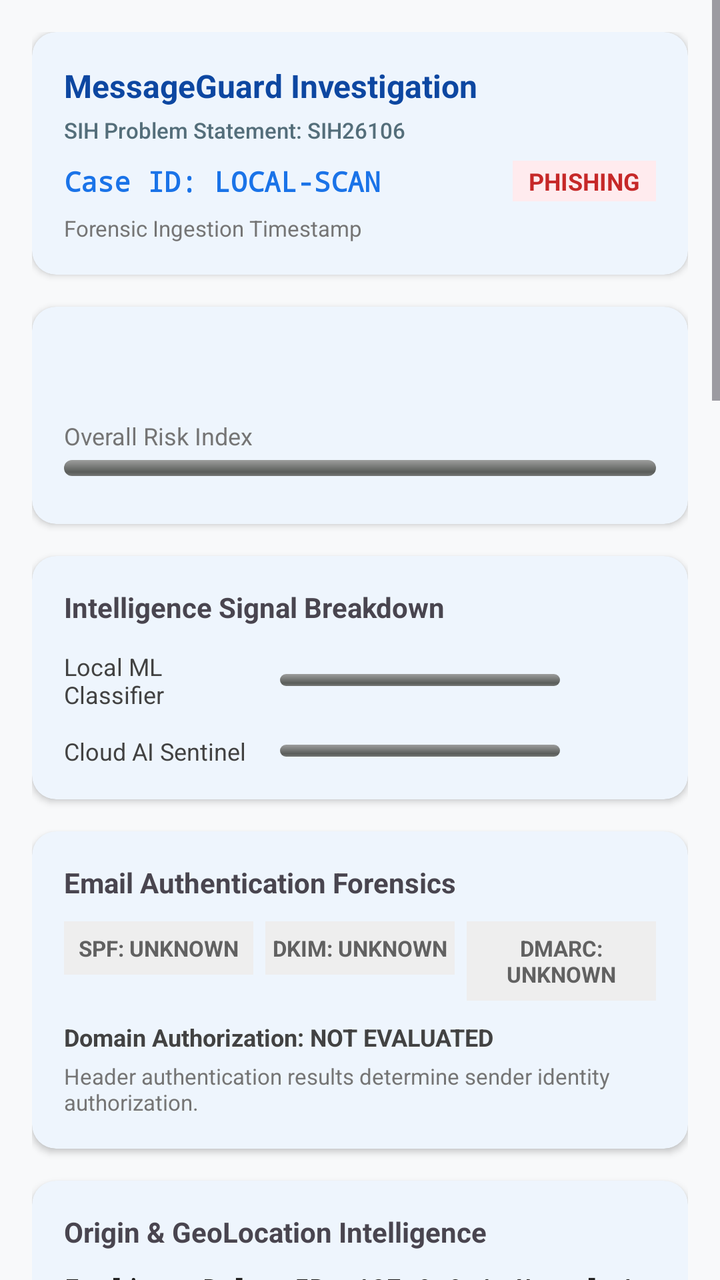
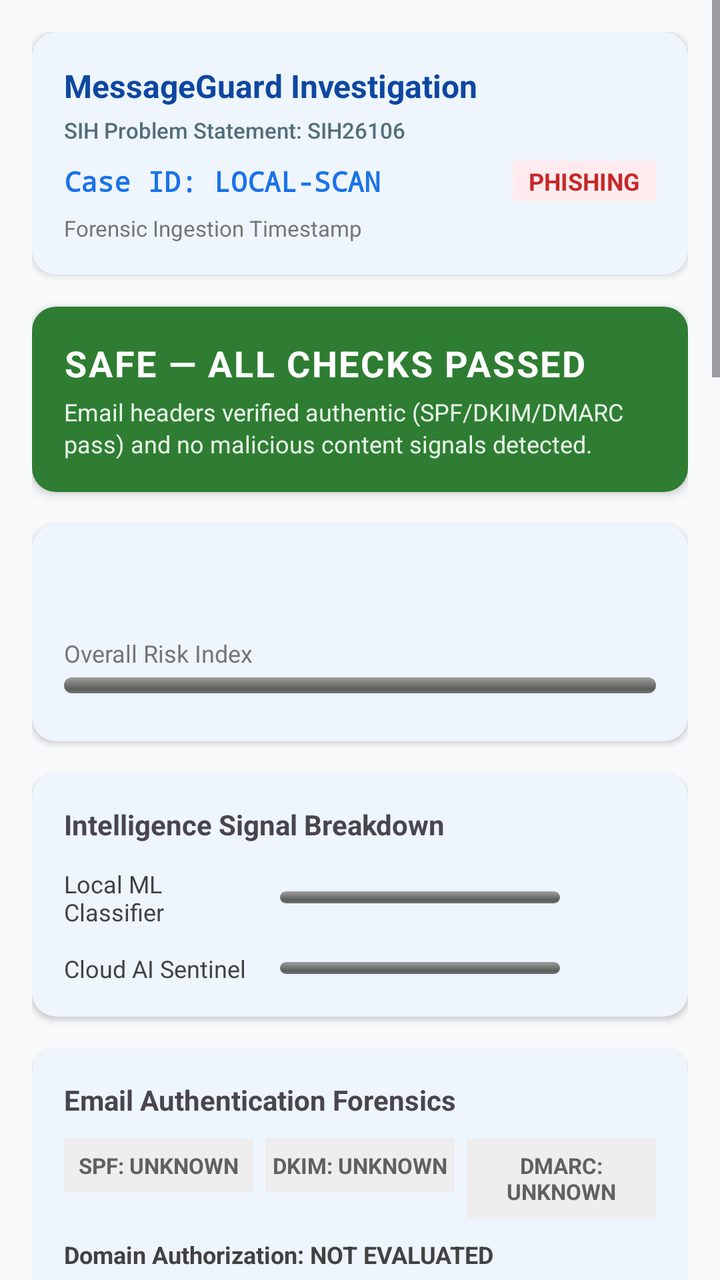

The first picture is an Android layout as it rendered before a commit; the second is the same layout after the commit. The layout source and the unified diff follow.
<!-- AndroidManifest.xml: application theme Theme.MessageGuard -->
<!-- res/layout/activity_detail.xml -->
<?xml version="1.0" encoding="utf-8"?>
<ScrollView xmlns:android="http://schemas.android.com/apk/res/android"
    xmlns:app="http://schemas.android.com/apk/res-auto"
    android:layout_width="match_parent"
    android:layout_height="match_parent"
    android:background="#f8f9fa">

    <LinearLayout
        android:layout_width="match_parent"
        android:layout_height="wrap_content"
        android:orientation="vertical"
        android:padding="16dp">

        
        <com.google.android.material.card.MaterialCardView
            android:id="@+id/card_case_header"
            android:layout_width="match_parent"
            android:layout_height="wrap_content"
            android:layout_marginBottom="16dp"
            app:cardCornerRadius="12dp"
            app:cardElevation="2dp"
            app:strokeWidth="0dp">

            <LinearLayout
                android:layout_width="match_parent"
                android:layout_height="wrap_content"
                android:orientation="vertical"
                android:padding="16dp">

                <TextView
                    android:layout_width="wrap_content"
                    android:layout_height="wrap_content"
                    android:text="MessageGuard Investigation"
                    android:textSize="16sp"
                    android:textStyle="bold"
                    android:textColor="#0D47A1"
                    android:layout_marginBottom="4dp"/>

                <TextView
                    android:layout_width="wrap_content"
                    android:layout_height="wrap_content"
                    android:text="SIH Problem Statement: SIH26106"
                    android:textSize="11sp"
                    android:fontFamily="sans-serif-medium"
                    android:textColor="#546E7A"
                    android:layout_marginBottom="8dp"/>

                <LinearLayout
                    android:layout_width="match_parent"
                    android:layout_height="wrap_content"
                    android:orientation="horizontal"
                    android:gravity="center_vertical"
                    android:layout_marginBottom="6dp">

                    <TextView
                        android:id="@+id/tv_detail_case_id"
                        android:layout_width="0dp"
                        android:layout_height="wrap_content"
                        android:layout_weight="1"
                        android:text="Case ID: LOCAL-SCAN"
                        android:textSize="14sp"
                        android:fontFamily="monospace"
                        android:textStyle="bold"
                        android:textColor="#1A73E8"/>

                    <TextView
                        android:id="@+id/tv_detail_category"
                        android:layout_width="wrap_content"
                        android:layout_height="wrap_content"
                        android:text="PHISHING"
                        android:textSize="12sp"
                        android:textStyle="bold"
                        android:paddingHorizontal="8dp"
                        android:paddingVertical="2dp"
                        android:background="#FFEBEE"
                        android:textColor="#C62828"/>
                </LinearLayout>

                <TextView
                    android:id="@+id/tv_detail_timestamp_header"
                    android:layout_width="wrap_content"
                    android:layout_height="wrap_content"
                    android:text="Forensic Ingestion Timestamp"
                    android:textSize="11sp"
                    android:textColor="#757575"/>
            </LinearLayout>
        </com.google.android.material.card.MaterialCardView>

        
        <com.google.android.material.card.MaterialCardView
            android:layout_width="match_parent"
            android:layout_height="wrap_content"
            android:layout_marginBottom="16dp"
            app:cardCornerRadius="12dp"
            app:cardElevation="2dp"
            app:strokeWidth="0dp">

            <LinearLayout
                android:layout_width="match_parent"
                android:layout_height="wrap_content"
                android:orientation="vertical"
                android:padding="16dp">

                <TextView
                    android:id="@+id/tv_detail_verdict"
                    android:layout_width="wrap_content"
                    android:layout_height="wrap_content"
                    android:textSize="24sp"
                    android:textStyle="bold"
                    android:layout_marginBottom="8dp"/>

                <TextView
                    android:layout_width="wrap_content"
                    android:layout_height="wrap_content"
                    android:text="Overall Risk Index"
                    android:textSize="12sp"
                    android:textColor="#757575"
                    android:layout_marginBottom="4dp"/>

                <ProgressBar
                    android:id="@+id/progress_detail_risk"
                    style="@android:style/Widget.ProgressBar.Horizontal"
                    android:layout_width="match_parent"
                    android:layout_height="8dp"
                    android:max="100"
                    android:layout_marginBottom="8dp"/>
            </LinearLayout>
        </com.google.android.material.card.MaterialCardView>

        
        <com.google.android.material.card.MaterialCardView
            android:layout_width="match_parent"
            android:layout_height="wrap_content"
            android:layout_marginBottom="16dp"
            app:cardCornerRadius="12dp"
            app:cardElevation="2dp"
            app:strokeWidth="0dp">

            <LinearLayout
                android:layout_width="match_parent"
                android:layout_height="wrap_content"
                android:orientation="vertical"
                android:padding="16dp">

                <TextView
                    android:layout_width="wrap_content"
                    android:layout_height="wrap_content"
                    android:text="Intelligence Signal Breakdown"
                    android:textSize="14sp"
                    android:textStyle="bold"
                    android:layout_marginBottom="12dp"/>

                
                <LinearLayout
                    android:layout_width="match_parent"
                    android:layout_height="wrap_content"
                    android:orientation="horizontal"
                    android:gravity="center_vertical"
                    android:layout_marginBottom="12dp">

                    <TextView
                        android:layout_width="100dp"
                        android:layout_height="wrap_content"
                        android:text="Local ML Classifier"
                        android:textSize="12sp"
                        android:textColor="#424242"/>

                    <ProgressBar
                        android:id="@+id/progress_detail_ml"
                        style="@android:style/Widget.ProgressBar.Horizontal"
                        android:layout_width="0dp"
                        android:layout_height="6dp"
                        android:layout_weight="1"
                        android:max="100"
                        android:layout_marginHorizontal="8dp"/>

                    <TextView
                        android:id="@+id/tv_detail_ml_score"
                        android:layout_width="40dp"
                        android:layout_height="wrap_content"
                        android:textSize="12sp"
                        android:textStyle="bold"
                        android:gravity="end"/>
                </LinearLayout>

                
                <LinearLayout
                    android:layout_width="match_parent"
                    android:layout_height="wrap_content"
                    android:orientation="horizontal"
                    android:gravity="center_vertical">

                    <TextView
                        android:layout_width="100dp"
                        android:layout_height="wrap_content"
                        android:text="Cloud AI Sentinel"
                        android:textSize="12sp"
                        android:textColor="#424242"/>

                    <ProgressBar
                        android:id="@+id/progress_detail_ai"
                        style="@android:style/Widget.ProgressBar.Horizontal"
                        android:layout_width="0dp"
                        android:layout_height="6dp"
                        android:layout_weight="1"
                        android:max="100"
                        android:layout_marginHorizontal="8dp"/>

                    <TextView
                        android:id="@+id/tv_detail_ai_score"
                        android:layout_width="40dp"
                        android:layout_height="wrap_content"
                        android:textSize="12sp"
                        android:textStyle="bold"
                        android:gravity="end"/>
                </LinearLayout>
            </LinearLayout>
        </com.google.android.material.card.MaterialCardView>

        
        <com.google.android.material.card.MaterialCardView
            android:id="@+id/card_authentication"
            android:layout_width="match_parent"
            android:layout_height="wrap_content"
            android:layout_marginBottom="16dp"
            app:cardCornerRadius="12dp"
            app:cardElevation="2dp"
            app:strokeWidth="0dp">

            <LinearLayout
                android:layout_width="match_parent"
                android:layout_height="wrap_content"
                android:orientation="vertical"
                android:padding="16dp">

                <TextView
                    android:layout_width="wrap_content"
                    android:layout_height="wrap_content"
                    android:text="Email Authentication Forensics"
                    android:textSize="14sp"
                    android:textStyle="bold"
                    android:layout_marginBottom="10dp"/>

                <LinearLayout
                    android:layout_width="match_parent"
                    android:layout_height="wrap_content"
                    android:orientation="horizontal"
                    android:layout_marginBottom="10dp">

                    <TextView
                        android:id="@+id/tv_auth_spf"
                        android:layout_width="0dp"
                        android:layout_height="wrap_content"
                        android:layout_weight="1"
                        android:gravity="center"
                        android:paddingVertical="6dp"
                        android:text="SPF: UNKNOWN"
                        android:textSize="11sp"
                        android:textStyle="bold"
                        android:background="#EEEEEE"
                        android:textColor="#616161"
                        android:layout_marginEnd="4dp"/>

                    <TextView
                        android:id="@+id/tv_auth_dkim"
                        android:layout_width="0dp"
                        android:layout_height="wrap_content"
                        android:layout_weight="1"
                        android:gravity="center"
                        android:paddingVertical="6dp"
                        android:text="DKIM: UNKNOWN"
                        android:textSize="11sp"
                        android:textStyle="bold"
                        android:background="#EEEEEE"
                        android:textColor="#616161"
                        android:layout_marginHorizontal="2dp"/>

                    <TextView
                        android:id="@+id/tv_auth_dmarc"
                        android:layout_width="0dp"
                        android:layout_height="wrap_content"
                        android:layout_weight="1"
                        android:gravity="center"
                        android:paddingVertical="6dp"
                        android:text="DMARC: UNKNOWN"
                        android:textSize="11sp"
                        android:textStyle="bold"
                        android:background="#EEEEEE"
                        android:textColor="#616161"
                        android:layout_marginStart="4dp"/>
                </LinearLayout>

                <TextView
                    android:id="@+id/tv_auth_domain_status"
                    android:layout_width="match_parent"
                    android:layout_height="wrap_content"
                    android:text="Domain Authorization: NOT EVALUATED"
                    android:textSize="12sp"
                    android:textStyle="bold"
                    android:textColor="#424242"
                    android:layout_marginBottom="4dp"/>

                <TextView
                    android:id="@+id/tv_auth_note"
                    android:layout_width="match_parent"
                    android:layout_height="wrap_content"
                    android:text="Header authentication results determine sender identity authorization."
                    android:textSize="11sp"
                    android:textColor="#757575"/>
            </LinearLayout>
        </com.google.android.material.card.MaterialCardView>

        
        <com.google.android.material.card.MaterialCardView
            android:id="@+id/card_origin_geo"
            android:layout_width="match_parent"
            android:layout_height="wrap_content"
            android:layout_marginBottom="16dp"
            app:cardCornerRadius="12dp"
            app:cardElevation="2dp"
            app:strokeWidth="0dp">

            <LinearLayout
                android:layout_width="match_parent"
                android:layout_height="wrap_content"
                android:orientation="vertical"
                android:padding="16dp">

                <TextView
                    android:layout_width="wrap_content"
                    android:layout_height="wrap_content"
                    android:text="Origin &amp; GeoLocation Intelligence"
                    android:textSize="14sp"
                    android:textStyle="bold"
                    android:layout_marginBottom="10dp"/>

                <TextView
                    android:id="@+id/tv_geo_ip"
                    android:layout_width="match_parent"
                    android:layout_height="wrap_content"
                    android:text="Earliest Relay IP: 127.0.0.1 (Local / Private)"
                    android:textSize="13sp"
                    android:fontFamily="monospace"
                    android:textStyle="bold"
                    android:textColor="#212121"
                    android:layout_marginBottom="4dp"/>

                <TextView
                    android:id="@+id/tv_geo_location"
                    android:layout_width="match_parent"
                    android:layout_height="wrap_content"
                    android:text="Location: Private / Internal Subnet"
                    android:textSize="12sp"
                    android:textColor="#424242"
                    android:layout_marginBottom="4dp"/>

                <TextView
                    android:id="@+id/tv_geo_isp"
                    android:layout_width="match_parent"
                    android:layout_height="wrap_content"
                    android:text="ISP / Autonomous System: Internal Routing"
                    android:textSize="12sp"
                    android:textColor="#424242"
                    android:layout_marginBottom="6dp"/>

                <TextView
                    android:id="@+id/tv_geo_classification"
                    android:layout_width="match_parent"
                    android:layout_height="wrap_content"
                    android:text="Classification: Direct Transit"
                    android:textSize="11sp"
                    android:textStyle="bold"
                    android:textColor="#D32F2F"
                    android:layout_marginBottom="4dp"/>

                <TextView
                    android:id="@+id/tv_geo_coordinates"
                    android:layout_width="match_parent"
                    android:layout_height="wrap_content"
                    android:text="Coordinates: Lat/Lon Unavailable"
                    android:textSize="11sp"
                    android:fontFamily="monospace"
                    android:textColor="#546E7A"
                    android:layout_marginBottom="10dp"/>

                
                <com.google.android.material.card.MaterialCardView
                    android:id="@+id/card_map_container"
                    android:layout_width="match_parent"
                    android:layout_height="220dp"
                    android:layout_marginBottom="10dp"
                    app:cardCornerRadius="8dp"
                    app:cardElevation="1dp"
                    app:strokeWidth="1dp"
                    app:strokeColor="#CFD8DC">

                    <FrameLayout
                        android:layout_width="match_parent"
                        android:layout_height="match_parent">

                        <WebView
                            android:id="@+id/webview_forensic_map"
                            android:layout_width="match_parent"
                            android:layout_height="match_parent" />

                        <TextView
                            android:id="@+id/tv_map_placeholder"
                            android:layout_width="match_parent"
                            android:layout_height="match_parent"
                            android:gravity="center"
                            android:background="#ECEFF1"
                            android:padding="16dp"
                            android:text="🌐 Non-Global / Internal IP\nMap visualization not available for private network hops."
                            android:textColor="#78909C"
                            android:textSize="12sp"
                            android:textStyle="bold"
                            android:visibility="gone" />
                    </FrameLayout>
                </com.google.android.material.card.MaterialCardView>

                
                <TextView
                    android:layout_width="wrap_content"
                    android:layout_height="wrap_content"
                    android:text="Observed Relay Sequence:"
                    android:textSize="11sp"
                    android:textStyle="bold"
                    android:textColor="#37474F"
                    android:layout_marginBottom="4dp"/>

                <TextView
                    android:id="@+id/tv_relay_sequence"
                    android:layout_width="match_parent"
                    android:layout_height="wrap_content"
                    android:fontFamily="monospace"
                    android:textSize="10sp"
                    android:background="#F5F5F5"
                    android:textColor="#37474F"
                    android:padding="8dp"
                    android:layout_marginBottom="8dp"
                    android:text="Hop 1: [Origin Unknown]" />

                <TextView
                    android:id="@+id/tv_geo_disclaimer"
                    android:layout_width="match_parent"
                    android:layout_height="wrap_content"
                    android:text="IMPORTANT: Location represents the approximate network infrastructure associated with the observed IP address. It does not establish the sender's exact physical location or identity."
                    android:textSize="10sp"
                    android:textColor="#78909C"/>
            </LinearLayout>
        </com.google.android.material.card.MaterialCardView>

        
        <com.google.android.material.card.MaterialCardView
            android:id="@+id/card_graph_campaign"
            android:layout_width="match_parent"
            android:layout_height="wrap_content"
            android:layout_marginBottom="16dp"
            app:cardCornerRadius="12dp"
            app:cardElevation="2dp"
            app:strokeWidth="0dp">

            <LinearLayout
                android:layout_width="match_parent"
                android:layout_height="wrap_content"
                android:orientation="vertical"
                android:padding="16dp">

                <TextView
                    android:layout_width="wrap_content"
                    android:layout_height="wrap_content"
                    android:text="Campaign &amp; Relationship Graph"
                    android:textSize="14sp"
                    android:textStyle="bold"
                    android:layout_marginBottom="8dp"/>

                <TextView
                    android:id="@+id/tv_detail_campaign_name"
                    android:layout_width="match_parent"
                    android:layout_height="wrap_content"
                    android:text="Campaign Cluster: Standalone / Unclustered"
                    android:textSize="12sp"
                    android:textStyle="bold"
                    android:textColor="#1565C0"
                    android:layout_marginBottom="8dp"/>

                <TextView
                    android:layout_width="wrap_content"
                    android:layout_height="wrap_content"
                    android:text="Entity Relationship Graph:"
                    android:textSize="11sp"
                    android:textStyle="bold"
                    android:textColor="#616161"
                    android:layout_marginBottom="4dp"/>

                <TextView
                    android:id="@+id/tv_detail_graph_tree"
                    android:layout_width="match_parent"
                    android:layout_height="wrap_content"
                    android:fontFamily="monospace"
                    android:textSize="11sp"
                    android:lineSpacingExtra="3dp"
                    android:background="#263238"
                    android:textColor="#ECEFF1"
                    android:padding="10dp"
                    android:layout_marginBottom="8dp"/>

                <TextView
                    android:id="@+id/tv_detail_graph_stats"
                    android:layout_width="match_parent"
                    android:layout_height="wrap_content"
                    android:text="Graph Topology: 1 Node (Self)"
                    android:textSize="11sp"
                    android:textColor="#757575"/>
            </LinearLayout>
        </com.google.android.material.card.MaterialCardView>

        
        <com.google.android.material.card.MaterialCardView
            android:layout_width="match_parent"
            android:layout_height="wrap_content"
            android:layout_marginBottom="16dp"
            app:cardCornerRadius="12dp"
            app:cardElevation="2dp"
            app:strokeWidth="0dp">

            <LinearLayout
                android:layout_width="match_parent"
                android:layout_height="wrap_content"
                android:orientation="vertical"
                android:padding="16dp">

                <TextView
                    android:layout_width="wrap_content"
                    android:layout_height="wrap_content"
                    android:text="Analyzed Message Snippet"
                    android:textSize="14sp"
                    android:textStyle="bold"
                    android:layout_marginBottom="8dp"/>

                <TextView
                    android:id="@+id/tv_detail_message_body"
                    android:layout_width="match_parent"
                    android:layout_height="wrap_content"
                    android:textSize="14sp"
                    android:lineSpacingExtra="4dp"
                    android:textColor="#212121"
                    android:background="#f5f5f5"
                    android:padding="12dp"
                    android:layout_marginBottom="12dp"/>

                
                <TextView
                    android:layout_width="wrap_content"
                    android:layout_height="wrap_content"
                    android:text="Explainability Highlight Legend:"
                    android:textSize="11sp"
                    android:textStyle="bold"
                    android:textColor="#616161"
                    android:layout_marginBottom="6dp"/>

                <LinearLayout
                    android:layout_width="match_parent"
                    android:layout_height="wrap_content"
                    android:orientation="horizontal"
                    android:layout_marginBottom="4dp">
                    
                    <View
                        android:layout_width="12dp"
                        android:layout_height="12dp"
                        android:background="#FFCDD2"
                        android:layout_gravity="center_vertical"
                        android:layout_marginEnd="6dp"/>
                    <TextView
                        android:layout_width="wrap_content"
                        android:layout_height="wrap_content"
                        android:text="Red: Danger Keywords / Shortener Links"
                        android:textSize="11sp"
                        android:textColor="#757575"/>
                </LinearLayout>

                <LinearLayout
                    android:layout_width="match_parent"
                    android:layout_height="wrap_content"
                    android:orientation="horizontal"
                    android:layout_marginBottom="4dp">
                    
                    <View
                        android:layout_width="12dp"
                        android:layout_height="12dp"
                        android:background="#FFF9C4"
                        android:layout_gravity="center_vertical"
                        android:layout_marginEnd="6dp"/>
                    <TextView
                        android:layout_width="wrap_content"
                        android:layout_height="wrap_content"
                        android:text="Yellow: Suspicious Patterns (URLs)"
                        android:textSize="11sp"
                        android:textColor="#757575"/>
                </LinearLayout>

                <LinearLayout
                    android:layout_width="match_parent"
                    android:layout_height="wrap_content"
                    android:orientation="horizontal">
                    
                    <View
                        android:layout_width="12dp"
                        android:layout_height="12dp"
                        android:background="#B2EBF2"
                        android:layout_gravity="center_vertical"
                        android:layout_marginEnd="6dp"/>
                    <TextView
                        android:layout_width="wrap_content"
                        android:layout_height="wrap_content"
                        android:text="Cyan: Model Vocabulary Match"
                        android:textSize="11sp"
                        android:textColor="#757575"/>
                </LinearLayout>
            </LinearLayout>
        </com.google.android.material.card.MaterialCardView>

        
        <com.google.android.material.card.MaterialCardView
            android:layout_width="match_parent"
            android:layout_height="wrap_content"
            android:layout_marginBottom="16dp"
            app:cardCornerRadius="12dp"
            app:cardElevation="2dp"
            app:strokeWidth="0dp">

            <LinearLayout
                android:layout_width="match_parent"
                android:layout_height="wrap_content"
                android:orientation="vertical"
                android:padding="16dp">

                <TextView
                    android:layout_width="wrap_content"
                    android:layout_height="wrap_content"
                    android:text="Forensic Summary"
                    android:textSize="14sp"
                    android:textStyle="bold"
                    android:layout_marginBottom="8dp"/>

                <TextView
                    android:id="@+id/tv_detail_summary"
                    android:layout_width="match_parent"
                    android:layout_height="wrap_content"
                    android:textSize="13sp"
                    android:textColor="#333333"
                    android:layout_marginBottom="16dp"/>

                <TextView
                    android:layout_width="wrap_content"
                    android:layout_height="wrap_content"
                    android:text="Red Flags"
                    android:textSize="14sp"
                    android:textStyle="bold"
                    android:layout_marginBottom="8dp"/>

                <TextView
                    android:id="@+id/tv_detail_flags"
                    android:layout_width="match_parent"
                    android:layout_height="wrap_content"
                    android:textSize="13sp"
                    android:textColor="#C62828"
                    android:layout_marginBottom="16dp"/>

                <TextView
                    android:id="@+id/tv_detail_trust"
                    android:layout_width="match_parent"
                    android:layout_height="wrap_content"
                    android:textSize="13sp"
                    android:layout_marginBottom="8dp"/>

                <TextView
                    android:id="@+id/tv_detail_action"
                    android:layout_width="match_parent"
                    android:layout_height="wrap_content"
                    android:textSize="13sp"
                    android:textStyle="bold"
                    android:layout_marginBottom="8dp"/>
            </LinearLayout>
        </com.google.android.material.card.MaterialCardView>

        


        
        <com.google.android.material.card.MaterialCardView
            android:layout_width="match_parent"
            android:layout_height="wrap_content"
            android:layout_marginBottom="16dp"
            app:cardCornerRadius="12dp"
            app:cardElevation="2dp"
            app:strokeWidth="0dp">

            <LinearLayout
                android:layout_width="match_parent"
                android:layout_height="wrap_content"
                android:orientation="vertical"
                android:padding="16dp">

                <TextView
                    android:id="@+id/tv_detail_app"
                    android:layout_width="match_parent"
                    android:layout_height="wrap_content"
                    android:textSize="13sp"
                    android:textColor="#5f6368"
                    android:layout_marginBottom="4dp"/>

                <TextView
                    android:id="@+id/tv_detail_sender"
                    android:layout_width="match_parent"
                    android:layout_height="wrap_content"
                    android:textSize="13sp"
                    android:textColor="#5f6368"
                    android:layout_marginBottom="4dp"/>

                <TextView
                    android:id="@+id/tv_detail_subject"
                    android:layout_width="match_parent"
                    android:layout_height="wrap_content"
                    android:textSize="13sp"
                    android:textColor="#5f6368"
                    android:layout_marginBottom="4dp"/>

                <TextView
                    android:id="@+id/tv_detail_time"
                    android:layout_width="match_parent"
                    android:layout_height="wrap_content"
                    android:textSize="13sp"
                    android:textColor="#5f6368"/>
            </LinearLayout>
        </com.google.android.material.card.MaterialCardView>

        
        <com.google.android.material.button.MaterialButton
            android:id="@+id/btn_open_pdf_report"
            android:layout_width="match_parent"
            android:layout_height="wrap_content"
            android:text="Export Forensic PDF Dossier"
            app:icon="@android:drawable/ic_menu_save"
            app:backgroundTint="#00897B"
            android:layout_marginBottom="12dp"/>

        
        <com.google.android.material.button.MaterialButton
            android:id="@+id/btn_open_in_gmail"
            android:layout_width="match_parent"
            android:layout_height="wrap_content"
            android:text="Open in Gmail"
            app:icon="@android:drawable/ic_dialog_email"
            app:backgroundTint="#1A73E8"
            android:layout_marginBottom="12dp"/>

        
        <com.google.android.material.button.MaterialButton
            android:id="@+id/btn_delete_detail"
            android:layout_width="match_parent"
            android:layout_height="wrap_content"
            android:text="Delete This Record"
            app:backgroundTint="#EA4335"
            android:layout_marginBottom="16dp"/>

    </LinearLayout>
</ScrollView>
<!-- resources referenced by this layout -->
<resources>
  <style name="Theme.MessageGuard" parent="Theme.Material3.DayNight.NoActionBar">
          <item name="colorPrimary">#1a73e8</item>
          <item name="colorPrimaryVariant">#1557b0</item>
          <item name="colorOnPrimary">#ffffff</item>
          <item name="colorSecondary">#34a853</item>
          <item name="colorOnSecondary">#ffffff</item>
          <item name="colorSurface">#ffffff</item>
          <item name="colorOnSurface">#202124</item>
          <item name="android:statusBarColor">@color/colorPrimary</item>
      </style>
  <color name="colorPrimary">#00E5FF</color>
</resources>

<!-- the commit's change to res/layout/activity_detail.xml (unified diff, before → after) -->
@@ -83,6 +83,46 @@
                     android:text="Forensic Ingestion Timestamp"
                     android:textSize="11sp"
                     android:textColor="#757575"/>
+            </LinearLayout>
+        </com.google.android.material.card.MaterialCardView>
+
+        
+        <com.google.android.material.card.MaterialCardView
+            android:id="@+id/card_top_verdict_banner"
+            android:layout_width="match_parent"
+            android:layout_height="wrap_content"
+            android:layout_marginBottom="16dp"
+            app:cardCornerRadius="12dp"
+            app:cardElevation="3dp"
+            app:strokeWidth="0dp">
+
+            <LinearLayout
+                android:id="@+id/layout_top_verdict_banner"
+                android:layout_width="match_parent"
+                android:layout_height="wrap_content"
+                android:orientation="vertical"
+                android:padding="16dp"
+                android:background="#2E7D32">
+
+                <TextView
+                    android:id="@+id/tv_top_verdict_title"
+                    android:layout_width="wrap_content"
+                    android:layout_height="wrap_content"
+                    android:text="SAFE — ALL CHECKS PASSED"
+                    android:textSize="18sp"
+                    android:textStyle="bold"
+                    android:textColor="#FFFFFF"
+                    android:letterSpacing="0.05"
+                    android:layout_marginBottom="4dp"/>
+
+                <TextView
+                    android:id="@+id/tv_top_verdict_reason"
+                    android:layout_width="match_parent"
+                    android:layout_height="wrap_content"
+                    android:text="Email headers verified authentic (SPF/DKIM/DMARC pass) and no malicious content signals detected."
+                    android:textSize="12sp"
+                    android:textColor="#E8F5E9"
+                    android:lineSpacingExtra="2dp"/>
             </LinearLayout>
         </com.google.android.material.card.MaterialCardView>
 
@@ -381,6 +421,16 @@
                     android:textSize="11sp"
                     android:fontFamily="monospace"
                     android:textColor="#546E7A"
+                    android:layout_marginBottom="4dp"/>
+
+                <TextView
+                    android:id="@+id/tv_geo_selection_reason"
+                    android:layout_width="match_parent"
+                    android:layout_height="wrap_content"
+                    android:text="Selection Rationale: Chronological origin hop evaluated"
+                    android:textSize="11sp"
+                    android:textColor="#37474F"
+                    android:textStyle="italic"
                     android:layout_marginBottom="10dp"/>
 
                 
